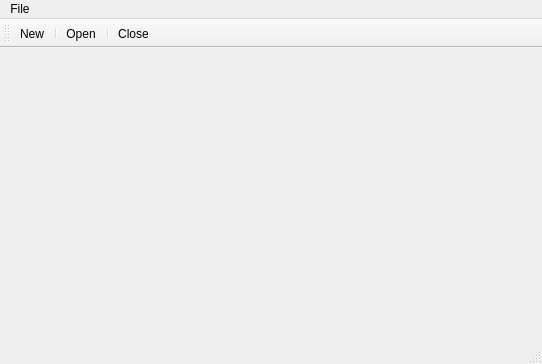
Pokoai/PyQt5, file src/designer/MainWinMenuToolbar.ui: the form before one commit.
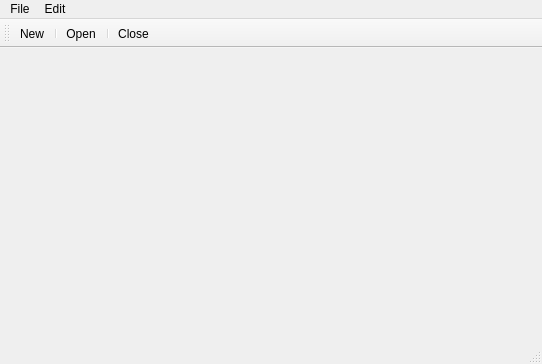
The form after the commit.

Commit message: 更新菜单栏工具栏

```diff
--- a/src/designer/MainWinMenuToolbar.ui
+++ b/src/designer/MainWinMenuToolbar.ui
@@ -33,7 +33,13 @@
     <addaction name="separator"/>
     <addaction name="actionClose"/>
    </widget>
+   <widget class="QMenu" name="menuedit">
+    <property name="title">
+     <string>Edit</string>
+    </property>
+   </widget>
    <addaction name="menuFile"/>
+   <addaction name="menuedit"/>
   </widget>
   <widget class="QStatusBar" name="statusbar"/>
   <widget class="QToolBar" name="toolBar">
```
The commit also changes 1 other file.
